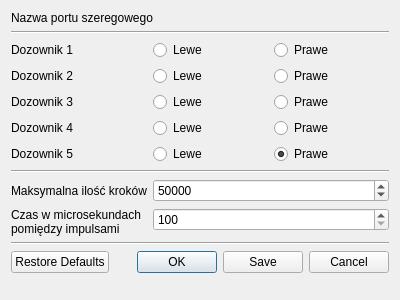
This is app/ustawieniadozownika.ui in wiacekmarcin/StanowiskoChemiczne as Qt 5 draws it before an edit. The edited form follows.
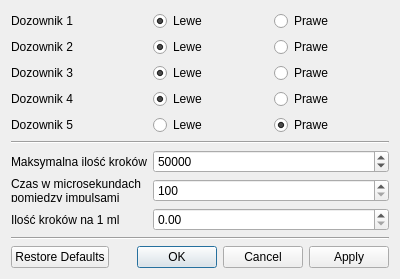
This is the edited form.

What changed in the file:
```diff
--- a/app/ustawieniadozownika.ui
+++ b/app/ustawieniadozownika.ui
@@ -7,35 +7,21 @@
     <x>0</x>
     <y>0</y>
     <width>400</width>
-    <height>300</height>
+    <height>247</height>
    </rect>
   </property>
   <property name="windowTitle">
-   <string>Dialog</string>
+   <string>Ustawienia dozownków</string>
   </property>
   <layout class="QFormLayout" name="formLayout">
-   <item row="0" column="0" colspan="2">
-    <widget class="QLabel" name="lPortName">
-     <property name="text">
-      <string>Nazwa portu szeregowego</string>
-     </property>
-    </widget>
-   </item>
-   <item row="1" column="0" colspan="2">
-    <widget class="Line" name="line">
-     <property name="orientation">
-      <enum>Qt::Horizontal</enum>
-     </property>
-    </widget>
-   </item>
-   <item row="2" column="0">
+   <item row="0" column="0">
     <widget class="QLabel" name="Ldozownik1">
      <property name="text">
       <string>Dozownik 1</string>
      </property>
     </widget>
    </item>
-   <item row="2" column="1">
+   <item row="0" column="1">
     <layout class="QHBoxLayout" name="horizontalLayout_1">
      <item>
       <widget class="QRadioButton" name="rb_l_1">
@@ -45,6 +31,9 @@
        <property name="checked">
         <bool>true</bool>
        </property>
+       <property name="autoExclusive">
+        <bool>false</bool>
+       </property>
       </widget>
      </item>
      <item>
@@ -52,18 +41,21 @@
        <property name="text">
         <string>Prawe</string>
        </property>
+       <property name="autoExclusive">
+        <bool>false</bool>
+       </property>
       </widget>
      </item>
     </layout>
    </item>
-   <item row="3" column="0">
+   <item row="1" column="0">
     <widget class="QLabel" name="Ldozownik1">
      <property name="text">
       <string>Dozownik 2</string>
      </property>
     </widget>
    </item>
-   <item row="3" column="1">
+   <item row="1" column="1">
     <layout class="QHBoxLayout" name="horizontalLayout_2">
      <item>
       <widget class="QRadioButton" name="rb_l_2">
@@ -73,6 +65,9 @@
        <property name="checked">
         <bool>true</bool>
        </property>
+       <property name="autoExclusive">
+        <bool>false</bool>
+       </property>
       </widget>
      </item>
      <item>
@@ -80,18 +75,21 @@
        <property name="text">
         <string>Prawe</string>
        </property>
+       <property name="autoExclusive">
+        <bool>false</bool>
+       </property>
       </widget>
      </item>
     </layout>
    </item>
-   <item row="4" column="0">
+   <item row="2" column="0">
     <widget class="QLabel" name="Ldozownik3">
      <property name="text">
       <string>Dozownik 3</string>
      </property>
     </widget>
    </item>
-   <item row="4" column="1">
+   <item row="2" column="1">
     <layout class="QHBoxLayout" name="horizontalLayout_3">
      <item>
       <widget class="QRadioButton" name="rb_l_3">
@@ -101,6 +99,9 @@
        <property name="checked">
         <bool>true</bool>
        </property>
+       <property name="autoExclusive">
+        <bool>false</bool>
+       </property>
       </widget>
      </item>
      <item>
@@ -108,18 +109,21 @@
        <property name="text">
         <string>Prawe</string>
        </property>
+       <property name="autoExclusive">
+        <bool>false</bool>
+       </property>
       </widget>
      </item>
     </layout>
    </item>
-   <item row="5" column="0">
+   <item row="3" column="0">
     <widget class="QLabel" name="Ldozownik4">
      <property name="text">
       <string>Dozownik 4</string>
      </property>
     </widget>
    </item>
-   <item row="5" column="1">
+   <item row="3" column="1">
     <layout class="QHBoxLayout" name="horizontalLayout_4">
      <item>
       <widget class="QRadioButton" name="rb_l_4">
@@ -129,6 +133,9 @@
        <property name="checked">
         <bool>true</bool>
        </property>
+       <property name="autoExclusive">
+        <bool>false</bool>
+       </property>
       </widget>
      </item>
      <item>
@@ -136,18 +143,21 @@
        <property name="text">
         <string>Prawe</string>
        </property>
+       <property name="autoExclusive">
+        <bool>false</bool>
+       </property>
       </widget>
      </item>
     </layout>
    </item>
-   <item row="6" column="0">
+   <item row="4" column="0">
     <widget class="QLabel" name="Ldozownik5">
      <property name="text">
       <string>Dozownik 5</string>
      </property>
     </widget>
    </item>
-   <item row="6" column="1">
+   <item row="4" column="1">
     <layout class="QHBoxLayout" name="horizontalLayout_5">
      <item>
       <widget class="QRadioButton" name="rb_l_5">
@@ -157,6 +167,9 @@
        <property name="checked">
         <bool>false</bool>
        </property>
+       <property name="autoExclusive">
+        <bool>false</bool>
+       </property>
       </widget>
      </item>
      <item>
@@ -167,25 +180,28 @@
        <property name="checked">
         <bool>true</bool>
        </property>
+       <property name="autoExclusive">
+        <bool>false</bool>
+       </property>
       </widget>
      </item>
     </layout>
    </item>
-   <item row="8" column="0">
+   <item row="5" column="0" colspan="2">
+    <widget class="Line" name="line_3">
+     <property name="orientation">
+      <enum>Qt::Horizontal</enum>
+     </property>
+    </widget>
+   </item>
+   <item row="6" column="0">
     <widget class="QLabel" name="lMaxSteps">
      <property name="text">
       <string>Maksymalna ilość kroków</string>
      </property>
     </widget>
    </item>
-   <item row="7" column="0" colspan="2">
-    <widget class="Line" name="line_3">
-     <property name="orientation">
-      <enum>Qt::Horizontal</enum>
-     </property>
-    </widget>
-   </item>
-   <item row="8" column="1">
+   <item row="6" column="1">
     <widget class="QSpinBox" name="MaxSteps">
      <property name="maximum">
       <number>100000</number>
@@ -198,7 +214,7 @@
      </property>
     </widget>
    </item>
-   <item row="9" column="0">
+   <item row="7" column="0">
     <widget class="QLabel" name="label">
      <property name="text">
       <string>Czas w microsekundach pomiędzy impulsami</string>
@@ -208,7 +224,7 @@
      </property>
     </widget>
    </item>
-   <item row="9" column="1">
+   <item row="7" column="1">
     <widget class="QSpinBox" name="ImpulsTime">
      <property name="minimum">
       <number>100</number>
@@ -218,20 +234,34 @@
      </property>
     </widget>
    </item>
-   <item row="10" column="0" colspan="2">
+   <item row="8" column="0">
+    <widget class="QLabel" name="label_2">
+     <property name="text">
+      <string>Ilość kroków na 1 ml</string>
+     </property>
+    </widget>
+   </item>
+   <item row="8" column="1">
+    <widget class="QDoubleSpinBox" name="steps_on_ml">
+     <property name="maximum">
+      <double>99999.000000000000000</double>
+     </property>
+    </widget>
+   </item>
+   <item row="9" column="0" colspan="2">
     <widget class="Line" name="line_2">
      <property name="orientation">
       <enum>Qt::Horizontal</enum>
      </property>
     </widget>
    </item>
-   <item row="11" column="0" colspan="2">
+   <item row="10" column="0" colspan="2">
     <widget class="QDialogButtonBox" name="buttonBox">
      <property name="orientation">
       <enum>Qt::Horizontal</enum>
      </property>
      <property name="standardButtons">
-      <set>QDialogButtonBox::Cancel|QDialogButtonBox::Ok|QDialogButtonBox::RestoreDefaults|QDialogButtonBox::Save</set>
+      <set>QDialogButtonBox::Apply|QDialogButtonBox::Cancel|QDialogButtonBox::Ok|QDialogButtonBox::RestoreDefaults</set>
      </property>
     </widget>
    </item>
```
